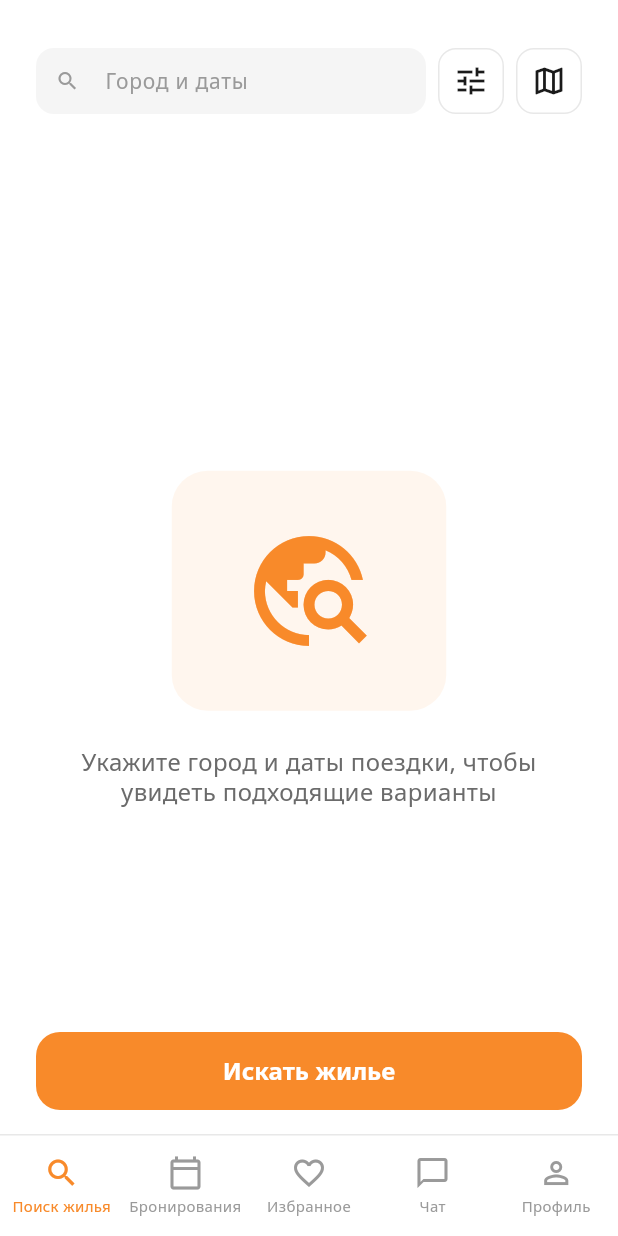
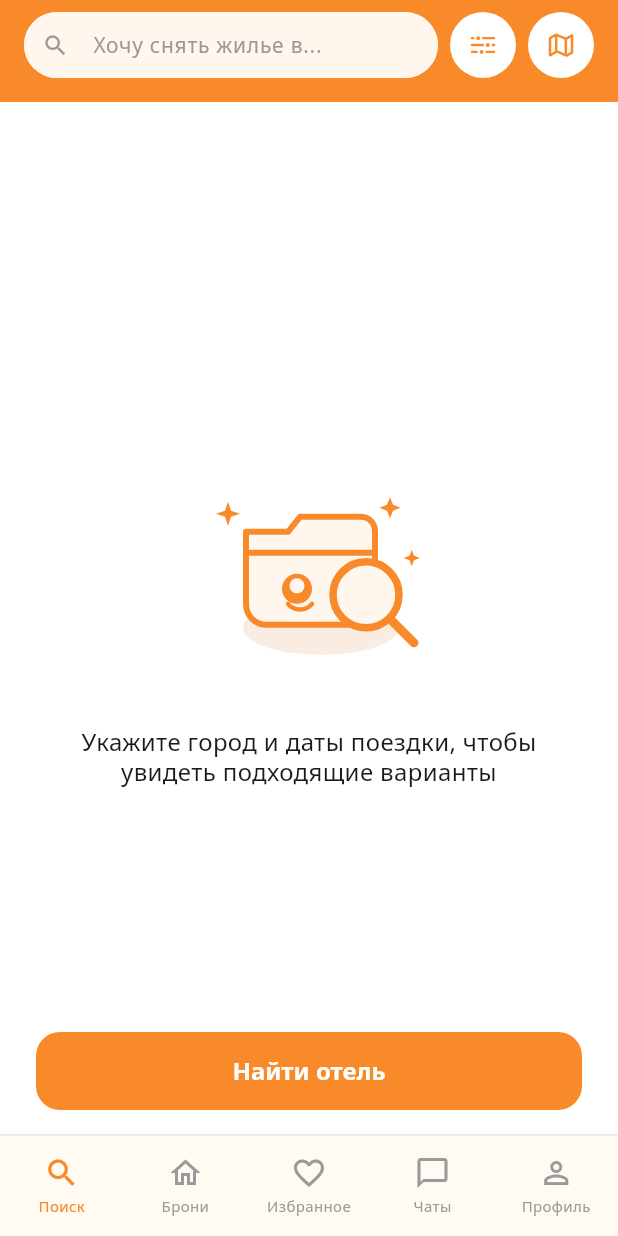
Before and after one commit to datanalist/booking, a Flutter app: the MainShell screen opened directly, on a phone screen of 412 x 824 dp. Run offline on Flutter 3.47's test engine with Material 3 defaults, Android fonts, the phone set to English and light mode, and no system bars; our stand-ins replace flutter_svg.

Commit message:
Match the search tab to Figma and filter listings by city.
Keep the empty state until a city or housing filter is chosen, and stop stuffing Moscow into the query.

Co-authored-by: Cursor <cursoragent@cursor.com>

```diff
--- a/lib/screens/search/search_screen.dart
+++ b/lib/screens/search/search_screen.dart
@@ -1,4 +1,5 @@
 import 'package:flutter/material.dart';
+import 'package:flutter_svg/flutter_svg.dart';
 
 import '../../theme/app_theme.dart';
 
@@ -12,15 +13,14 @@ class SearchScreen extends StatefulWidget {
 }
 
 class _SearchScreenState extends State<SearchScreen> {
-  static const _fieldFill = Color(0xFFF5F5F5);
   static const _chipFill = Color(0xFFF3F3F3);
   static const _meta = Color(0xFF9A9A9A);
   static const _priceMuted = Color(0xFF6B6B6B);
   static const _mapFill = Color(0xFFE8EEE4);
 
   final _query = TextEditingController();
+  final _searchFocus = FocusNode();
   final _favorites = <String>{'old-town'};
-  var _showResults = false;
   var _showMap = false;
   String? _housingType;
 
@@ -67,35 +67,85 @@ class _SearchScreenState extends State<SearchScreen> {
       photo: 'images/onbordins.v1/03-travel-without-borders.png',
       imageIndex: 2,
     ),
-  ];
-
-  static const _chips = <String>[
-    'Москва',
-    '14-19 ноября',
-    '2 взрослых',
-    '1 ребенок',
+    _Listing(
+      id: 'kazan-loft',
+      title: 'Лофт у Казанского кремля',
+      city: 'Казань',
+      type: 'Квартира',
+      dates: '2-6 декабря',
+      nights: '4 ночи',
+      total: '12 400 ₽',
+      perNight: '3 100 ₽ / ночь',
+      rating: '4.8',
+      reviews: '(21)',
+      photo: 'images/onbordins.v1/02-book-confidently.png',
+      imageIndex: 1,
+    ),
+    _Listing(
+      id: 'spb-room',
+      title: 'Комната у Невского проспекта',
+      city: 'Санкт-Петербург',
+      type: 'Комната',
+      dates: '8-12 января',
+      nights: '4 ночи',
+      total: '9 200 ₽',
+      perNight: '2 300 ₽ / ночь',
+      rating: '4.3',
+      reviews: '(8)',
+      photo: 'images/onbordins.v1/03-travel-without-borders.png',
+      imageIndex: 0,
+    ),
   ];
 
   @override
   void dispose() {
     _query.dispose();
+    _searchFocus.dispose();
     super.dispose();
   }
 
+  bool get _hasCriteria =>
+      _query.text.trim().isNotEmpty || _housingType != null;
+
   List<_Listing> get _visible {
+    final query = _normalize(_query.text);
     final type = _housingType;
-    if (type == null) return _listings;
-    return _listings.where((item) => item.type == type).toList();
+    return _listings.where((item) {
+      if (type != null && item.type != type) return false;
+      if (query.isEmpty) return true;
+      final haystack = [
+        item.city,
+        item.title,
+        item.type,
+        if (_normalize(item.city) == 'санкт-петербург') 'питер спб',
+      ].map(_normalize).join(' ');
+      return haystack.contains(query);
+    }).toList();
+  }
+
+  List<String> get _activeChips {
+    final query = _query.text.trim();
+    return [
+      if (query.isNotEmpty) query,
+      if (_housingType != null) _housingType!,
+    ];
+  }
+
+  static String _normalize(String value) {
+    return value.toLowerCase().replaceAll('ё', 'е').trim();
   }
 
   void _runSearch() {
-    setState(() {
-      _showResults = true;
-      _query.text = 'Москва';
-    });
+    if (!_hasCriteria) {
+      _searchFocus.requestFocus();
+      return;
+    }
+    FocusManager.instance.primaryFocus?.unfocus();
+    setState(() {});
   }
 
   Future<void> _openFilters() async {
+    FocusManager.instance.primaryFocus?.unfocus();
     final selected = await showModalBottomSheet<String?>(
       context: context,
       backgroundColor: AppColors.white,
@@ -109,46 +159,54 @@ class _SearchScreenState extends State<SearchScreen> {
     if (!mounted || selected == null) return;
     setState(() {
       _housingType = selected.isEmpty ? null : selected;
-      _showResults = true;
-      if (_query.text.isEmpty) _query.text = 'Москва';
     });
   }
 
   @override
   Widget build(BuildContext context) {
-    return SafeArea(
-      child: Column(
+    return Column(
       children: [
-          Padding(
-            padding: const EdgeInsets.fromLTRB(24, 32, 24, 0),
+        ColoredBox(
+          color: AppColors.orange,
+          child: SafeArea(
+            bottom: false,
+            child: Padding(
+              padding: const EdgeInsets.fromLTRB(16, 8, 16, 16),
               child: _SearchHeader(
                 controller: _query,
-              fieldFill: _fieldFill,
+                focusNode: _searchFocus,
                 mapSelected: _showMap,
                 onSubmitted: (_) => _runSearch(),
+                onChanged: (_) => setState(() {}),
                 onFilter: _openFilters,
                 onMap: () => setState(() => _showMap = !_showMap),
-              onTapField: _runSearch,
               ),
             ),
-          if (_showResults) ...[
-            const SizedBox(height: 16),
-            SizedBox(
+          ),
+        ),
+        if (_hasCriteria && _activeChips.isNotEmpty)
+          ColoredBox(
+            color: AppColors.white,
+            child: Padding(
+              padding: const EdgeInsets.only(top: 16),
+              child: SizedBox(
                 height: 26,
                 child: ListView.separated(
                   padding: const EdgeInsets.symmetric(horizontal: 24),
                   scrollDirection: Axis.horizontal,
-                itemCount: _chips.length,
+                  itemCount: _activeChips.length,
                   separatorBuilder: (_, _) => const SizedBox(width: 8),
                   itemBuilder: (context, index) {
-                  return _Chip(label: _chips[index], fill: _chipFill);
+                    return _Chip(label: _activeChips[index], fill: _chipFill);
                   },
                 ),
               ),
-          ],
-          const SizedBox(height: 24),
+            ),
+          ),
         Expanded(
-            child: _showResults
+          child: ColoredBox(
+            color: AppColors.white,
+            child: _hasCriteria
                 ? (_showMap
                       ? _MapResults(
                           listings: _visible,
@@ -165,12 +223,10 @@ class _SearchScreenState extends State<SearchScreen> {
                           priceMuted: _priceMuted,
                           onFavorite: _toggleFavorite,
                         ))
-                : _EmptySearch(
-                    onSearch: _runSearch,
+                : _EmptySearch(onSearch: _runSearch),
           ),
         ),
       ],
-      ),
     );
   }
 
@@ -214,21 +270,21 @@ class _Listing {
 class _SearchHeader extends StatelessWidget {
   const _SearchHeader({
     required this.controller,
-    required this.fieldFill,
+    required this.focusNode,
     required this.mapSelected,
     required this.onSubmitted,
+    required this.onChanged,
     required this.onFilter,
     required this.onMap,
-    required this.onTapField,
   });
 
   final TextEditingController controller;
-  final Color fieldFill;
+  final FocusNode focusNode;
   final bool mapSelected;
   final ValueChanged<String> onSubmitted;
+  final ValueChanged<String> onChanged;
   final VoidCallback onFilter;
   final VoidCallback onMap;
-  final VoidCallback onTapField;
 
   @override
   Widget build(BuildContext context) {
@@ -237,11 +293,19 @@ class _SearchHeader extends StatelessWidget {
         Expanded(
           child: SizedBox(
             height: 44,
+            child: Material(
+              color: AppColors.searchFieldFill,
+              borderRadius: BorderRadius.circular(22),
               child: TextField(
                 controller: controller,
+                focusNode: focusNode,
+                keyboardType: TextInputType.text,
                 textInputAction: TextInputAction.search,
+                textCapitalization: TextCapitalization.sentences,
+                enableInteractiveSelection: true,
+                showCursor: true,
+                onChanged: onChanged,
                 onSubmitted: onSubmitted,
-              onTap: onTapField,
                 style: const TextStyle(
                   fontFamily: AppTheme.fontFamily,
                   fontWeight: FontWeight.w400,
@@ -250,7 +314,7 @@ class _SearchHeader extends StatelessWidget {
                   color: AppColors.textPrimary,
                 ),
                 decoration: InputDecoration(
-                hintText: 'Город и даты',
+                  hintText: 'Хочу снять жилье в...',
                   hintStyle: const TextStyle(
                     fontFamily: AppTheme.fontFamily,
                     fontWeight: FontWeight.w400,
@@ -260,7 +324,7 @@ class _SearchHeader extends StatelessWidget {
                   ),
                   prefixIcon: const Icon(
                     Icons.search,
-                  size: 16,
+                    size: 18,
                     color: Color(0xFF9A9A9A),
                   ),
                   prefixIconConstraints: const BoxConstraints(
@@ -268,19 +332,20 @@ class _SearchHeader extends StatelessWidget {
                     minHeight: 44,
                   ),
                   filled: true,
-                fillColor: fieldFill,
+                  fillColor: AppColors.searchFieldFill,
                   contentPadding: const EdgeInsets.symmetric(vertical: 12),
                   border: OutlineInputBorder(
-                  borderRadius: BorderRadius.circular(12),
+                    borderRadius: BorderRadius.circular(22),
                     borderSide: BorderSide.none,
                   ),
                   enabledBorder: OutlineInputBorder(
-                  borderRadius: BorderRadius.circular(12),
+                    borderRadius: BorderRadius.circular(22),
                     borderSide: BorderSide.none,
                   ),
                   focusedBorder: OutlineInputBorder(
-                  borderRadius: BorderRadius.circular(12),
-                  borderSide: const BorderSide(color: AppColors.orange),
+                    borderRadius: BorderRadius.circular(22),
+                    borderSide: BorderSide.none,
+                  ),
                 ),
               ),
             ),
@@ -288,14 +353,14 @@ class _SearchHeader extends StatelessWidget {
         ),
         const SizedBox(width: 8),
         _HeaderIconButton(
-          icon: Icons.tune,
+          asset: 'images/search/icon-filter.svg',
           selected: false,
           onTap: onFilter,
           tooltip: 'Фильтры',
         ),
         const SizedBox(width: 8),
         _HeaderIconButton(
-          icon: Icons.map_outlined,
+          asset: 'images/search/icon-map.svg',
           selected: mapSelected,
           onTap: onMap,
           tooltip: 'Карта',
@@ -307,13 +372,13 @@ class _SearchHeader extends StatelessWidget {
 
 class _HeaderIconButton extends StatelessWidget {
   const _HeaderIconButton({
-    required this.icon,
+    required this.asset,
     required this.selected,
     required this.onTap,
     required this.tooltip,
   });
 
-  final IconData icon;
+  final String asset;
   final bool selected;
   final VoidCallback onTap;
   final String tooltip;
@@ -324,22 +389,15 @@ class _HeaderIconButton extends StatelessWidget {
       message: tooltip,
       child: Material(
         color: selected ? const Color(0xFFFFF3E8) : AppColors.white,
-        shape: RoundedRectangleBorder(
-          borderRadius: BorderRadius.circular(12),
-          side: BorderSide(
-            color: selected ? AppColors.orange : AppColors.tabBarBorder,
-          ),
-        ),
+        shape: const CircleBorder(),
         child: InkWell(
           onTap: onTap,
-          borderRadius: BorderRadius.circular(12),
+          customBorder: const CircleBorder(),
           child: SizedBox(
             width: 44,
             height: 44,
-            child: Icon(
-              icon,
-              size: 24,
-              color: selected ? AppColors.orange : AppColors.textPrimary,
+            child: Center(
+              child: SvgPicture.asset(asset, width: 22, height: 22),
             ),
           ),
         ),
@@ -360,20 +418,10 @@ class _EmptySearch extends StatelessWidget {
       child: Column(
         children: [
           const Spacer(flex: 175),
-          const SizedBox(
-            width: 183,
+          SvgPicture.asset(
+            'images/search/empty-search.svg',
+            width: 200,
             height: 160,
-            child: DecoratedBox(
-              decoration: BoxDecoration(
-                color: Color(0xFFFFF6EE),
-                borderRadius: BorderRadius.all(Radius.circular(24)),
-              ),
-              child: Icon(
-                Icons.travel_explore,
-                size: 88,
-                color: AppColors.orange,
-              ),
-            ),
           ),
           const SizedBox(height: 24),
           const Text(
@@ -384,7 +432,7 @@ class _EmptySearch extends StatelessWidget {
               fontWeight: FontWeight.w400,
               fontSize: 16,
               height: 1.25,
-              color: AppColors.emptyHint,
+              color: AppColors.textPrimary,
             ),
           ),
           const Spacer(flex: 123),
@@ -396,7 +444,7 @@ class _EmptySearch extends StatelessWidget {
               style: FilledButton.styleFrom(
                 minimumSize: const Size.fromHeight(52),
               ),
-              child: const Text('Искать жилье'),
+              child: const Text('Найти отель'),
             ),
           ),
         ],
@@ -457,7 +505,7 @@ class _ListingResults extends StatelessWidget {
         child: Padding(
           padding: EdgeInsets.symmetric(horizontal: 24),
           child: Text(
-            'Нет подходящих вариантов Попробуйте изменить параметры поиска',
+            'Нет подходящих вариантов.\nПопробуйте изменить параметры поиска',
             textAlign: TextAlign.center,
             style: TextStyle(
               fontFamily: AppTheme.fontFamily,
@@ -636,10 +684,7 @@ class _ApartmentCard extends StatelessWidget {
               Positioned.fill(
                 child: ClipRRect(
                   borderRadius: BorderRadius.circular(compact ? 16 : 12),
-                  child: Image.asset(
-                    listing.photo,
-                    fit: BoxFit.cover,
-                  ),
+                  child: Image.asset(listing.photo, fit: BoxFit.cover),
                 ),
               ),
               Positioned(
@@ -659,7 +704,9 @@ class _ApartmentCard extends StatelessWidget {
                       child: Icon(
                         favorite ? Icons.favorite : Icons.favorite_border,
                         size: compact ? 18 : 20,
-                        color: favorite ? AppColors.orange : AppColors.textPrimary,
+                        color: favorite
+                            ? AppColors.orange
+                            : AppColors.textPrimary,
                       ),
                     ),
                   ),
@@ -782,11 +829,7 @@ class _ApartmentCard extends StatelessWidget {
 }
 
 class _Meta extends StatelessWidget {
-  const _Meta({
-    required this.icon,
-    required this.label,
-    required this.color,
-  });
+  const _Meta({required this.icon, required this.label, required this.color});
 
   final IconData icon;
   final String label;
@@ -946,8 +989,7 @@ class _FilterSheetState extends State<_FilterSheet> {
                 const SizedBox(width: 12),
                 Expanded(
                   child: FilledButton(
-                    onPressed: () =>
-                        Navigator.pop(context, _selected ?? ''),
+                    onPressed: () => Navigator.pop(context, _selected ?? ''),
                     style: FilledButton.styleFrom(
                       minimumSize: const Size.fromHeight(52),
                     ),
--- a/lib/shell/main_shell.dart
+++ b/lib/shell/main_shell.dart
@@ -24,18 +24,18 @@ class _MainShellState extends State<MainShell> {
 
   static const _tabs = <_TabDestination>[
     _TabDestination(
-      label: 'Поиск жилья',
+      label: 'Поиск',
       // TODO(figma): Iconly/Light-Outline/Search и Bold/Search
       // https://www.figma.com/design/zqPAmK0qrRQtqMp5IP3K5u/Booking?node-id=1-16160
       icon: Icons.search_outlined,
       selectedIcon: Icons.search,
     ),
     _TabDestination(
-      label: 'Бронирования',
-      // TODO(figma): Iconly Calendar
+      label: 'Брони',
+      // TODO(figma): Iconly Home на кадре поиска 1:16160
       // https://www.figma.com/design/zqPAmK0qrRQtqMp5IP3K5u/Booking?node-id=1-11948
-      icon: Icons.calendar_today_outlined,
-      selectedIcon: Icons.calendar_today,
+      icon: Icons.home_outlined,
+      selectedIcon: Icons.home,
     ),
     _TabDestination(
       label: 'Избранное',
@@ -45,7 +45,7 @@ class _MainShellState extends State<MainShell> {
       selectedIcon: Icons.favorite,
     ),
     _TabDestination(
-      label: 'Чат',
+      label: 'Чаты',
       // TODO(figma): Iconly/Light-Outline/Chat
       // https://www.figma.com/design/zqPAmK0qrRQtqMp5IP3K5u/Booking?node-id=1-13967
       icon: Icons.chat_bubble_outline,
@@ -63,11 +63,13 @@ class _MainShellState extends State<MainShell> {
   @override
   Widget build(BuildContext context) {
     return AnnotatedRegion<SystemUiOverlayStyle>(
-      value: SystemUiOverlayStyle.dark.copyWith(
-        statusBarColor: Colors.transparent,
-        systemNavigationBarColor: AppColors.white,
-        systemNavigationBarIconBrightness: Brightness.dark,
-      ),
+      value:
+          (_index == 0 ? SystemUiOverlayStyle.light : SystemUiOverlayStyle.dark)
+              .copyWith(
+                statusBarColor: Colors.transparent,
+                systemNavigationBarColor: AppColors.tabBarFill,
+                systemNavigationBarIconBrightness: Brightness.dark,
+              ),
       child: Scaffold(
         backgroundColor: AppColors.white,
         body: IndexedStack(
@@ -119,12 +121,10 @@ class _AppTabBar extends StatelessWidget {
     final bottomInset = MediaQuery.paddingOf(context).bottom;
 
     return Material(
-      color: AppColors.white,
+      color: AppColors.tabBarFill,
       child: DecoratedBox(
         decoration: const BoxDecoration(
-          border: Border(
-            top: BorderSide(color: AppColors.tabBarBorder),
-          ),
+          border: Border(top: BorderSide(color: AppColors.tabBarBorder)),
         ),
         child: Padding(
           padding: EdgeInsets.only(bottom: bottomInset),
--- a/lib/theme/app_theme.dart
+++ b/lib/theme/app_theme.dart
@@ -9,6 +9,8 @@ abstract final class AppColors {
   static const textPrimary = Color(0xFF1A1A1A);
   static const tabInactive = Color(0xFF9A9A9A);
   static const tabBarBorder = Color(0xFFE8E8E8);
+  static const tabBarFill = Color(0xFFFFFBF2);
+  static const searchFieldFill = Color(0xFFFFF6EE);
   static const emptyHint = Color(0xFF6B6B6B);
 }
 
--- a/pubspec.yaml
+++ b/pubspec.yaml
@@ -58,6 +58,7 @@ flutter:
 
   assets:
     - images/logo.svg
+    - images/search/
     - images/onbordins.v1/
     - images/chat/
     - images/profile/avatar.png
```
Also changed, not shown: images/search/empty-search.svg (added), images/search/icon-filter.svg (added), images/search/icon-map.svg (added), 2 other files. Lines whose indentation alone changed are shown as unchanged.
